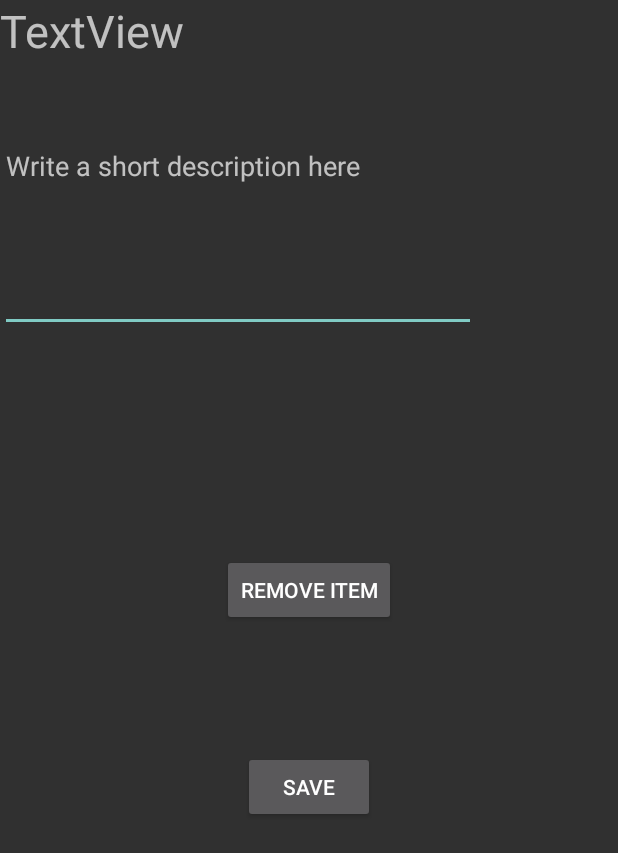
After one commit to jchavis06/Refrigerator, an Android app: the layout grocery_item.xml on its own in the app's theme, with its tools: preview values and no code run, on a phone screen of 412 x 824 dp. The commit adds this screen. Shown: the top 853 px of the screen. Run offline under Robolectric (Android 15) with nearby library versions, the phone set to English and light mode, and no system bars.

Commit message:
everything works

```diff
--- a/app/build.gradle
+++ b/app/build.gradle
@@ -16,7 +16,7 @@ android {
             proguardFiles getDefaultProguardFile('proguard-android.txt'), 'proguard-rules.pro'
         }
     }
-    buildToolsVersion '27.0.3'
+    buildToolsVersion '28.0.3'
 }
 
 dependencies {
--- a/app/src/main/AndroidManifest.xml
+++ b/app/src/main/AndroidManifest.xml
@@ -20,6 +20,8 @@
         <activity android:label="@string/app_name" android:name="cmsc434.refridgerator.msgPg"/>
         <activity android:label="@string/app_name" android:name="cmsc434.refridgerator.msgLv"
             android:parentActivityName="cmsc434.refridgerator.msgPg"/>
+        <activity android:label="Fridge" android:name="cmsc434.refridgerator.shopping"/>
+        <activity android:label="Fridge" android:name="cmsc434.refridgerator.grocery_item"/>
     </application>
 
 </manifest>
--- a/app/src/main/java/cmsc434/refridgerator/baseNav.java
+++ b/app/src/main/java/cmsc434/refridgerator/baseNav.java
@@ -62,6 +62,10 @@ public class baseNav extends AppCompatActivity {
                                 myIntent = new Intent(getApplicationContext(), msgPg.class);
                                 startActivity(myIntent);
                                 break;
+                            case R.id.nav_shop:
+                                myIntent = new Intent(getApplicationContext(), shopping.class);
+                                startActivity(myIntent);
+                                break;
                         }
                         return true;
                     }
--- /dev/null
+++ b/app/src/main/res/layout/grocery_item.xml
@@ -0,0 +1,53 @@
+<?xml version="1.0" encoding="utf-8"?>
+<android.support.constraint.ConstraintLayout
+    xmlns:android="http://schemas.android.com/apk/res/android"
+    xmlns:app="http://schemas.android.com/apk/res-auto"
+    xmlns:tools="http://schemas.android.com/tools"
+    android:layout_width="match_parent"
+    android:layout_height="match_parent">
+
+    <TextView
+        android:id="@+id/textView"
+        android:layout_width="407dp"
+        android:layout_height="59dp"
+        android:text="TextView"
+        android:textSize="30sp" />
+
+    <EditText
+        android:id="@+id/editText"
+        android:layout_width="317dp"
+        android:layout_height="221dp"
+        android:contentDescription="Write a short description here"
+        android:ems="10"
+        android:inputType="textMultiLine"
+        android:hint="Write a short description here"
+        />
+
+    <Button
+        android:id="@+id/save_button"
+        android:layout_width="wrap_content"
+        android:layout_height="wrap_content"
+        android:layout_marginBottom="147dp"
+        android:layout_marginEnd="148dp"
+        android:layout_marginStart="148dp"
+        android:layout_marginTop="372dp"
+        android:text="Save"
+        app:layout_constraintBottom_toBottomOf="parent"
+        app:layout_constraintEnd_toEndOf="parent"
+        app:layout_constraintStart_toStartOf="parent"
+        app:layout_constraintTop_toTopOf="@+id/textView" />
+
+    <Button
+        android:id="@+id/remove_item_button"
+        android:layout_width="wrap_content"
+        android:layout_height="wrap_content"
+        android:layout_marginBottom="19dp"
+        android:layout_marginEnd="8dp"
+        android:layout_marginStart="8dp"
+        android:layout_marginTop="84dp"
+        android:text="Remove Item"
+        app:layout_constraintBottom_toTopOf="@+id/save_button"
+        app:layout_constraintEnd_toEndOf="parent"
+        app:layout_constraintStart_toStartOf="parent"
+        app:layout_constraintTop_toBottomOf="@+id/editText" />
+</android.support.constraint.ConstraintLayout>
--- a/app/src/main/res/values/strings.xml
+++ b/app/src/main/res/values/strings.xml
@@ -9,7 +9,7 @@
     <string name="meals">Meal Planning</string>
     <string name="msg">Messages</string>
     <string name="blank" />
-
+    <string name="okay">Okay</string>
 
     <string-array name="colors_array">
         <item>@string/color01</item>
```
Also changed, not shown: app/src/main/java/cmsc434/refridgerator/GroceryListWriter.java (added, +163 -0 lines), app/src/main/java/cmsc434/refridgerator/grocery_item.java (added, +67 -0 lines), app/src/main/java/cmsc434/refridgerator/shopping.java (added, +118 -0 lines), app/src/main/res/layout/shopping_list.xml (added, +45 -0 lines).
